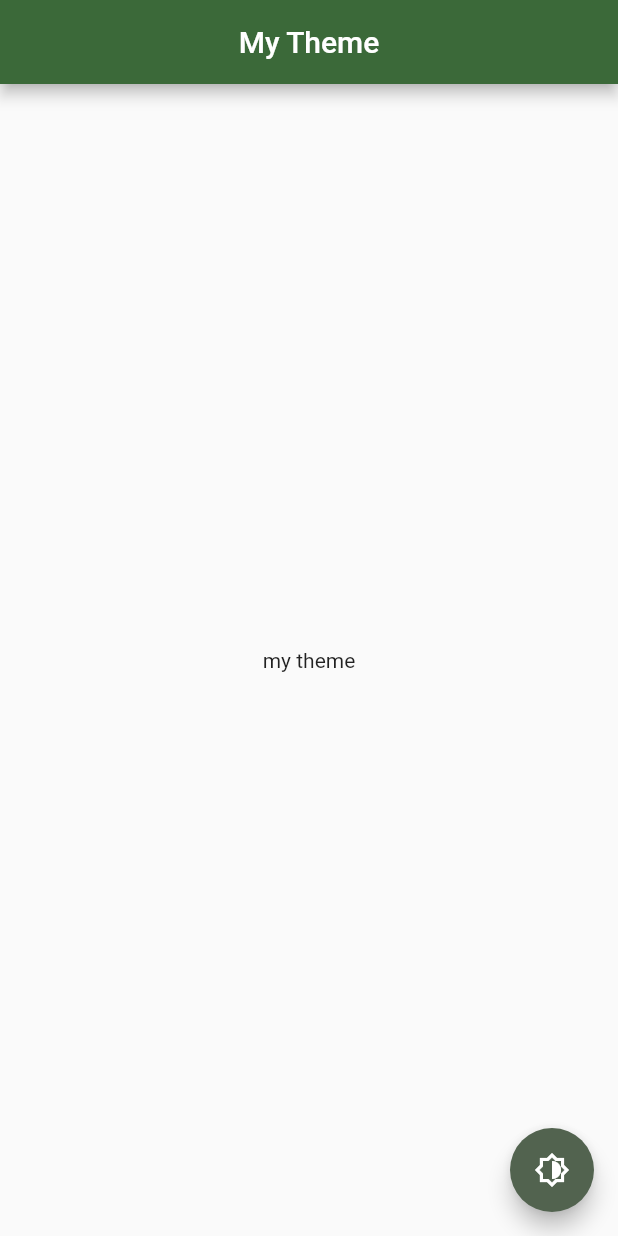
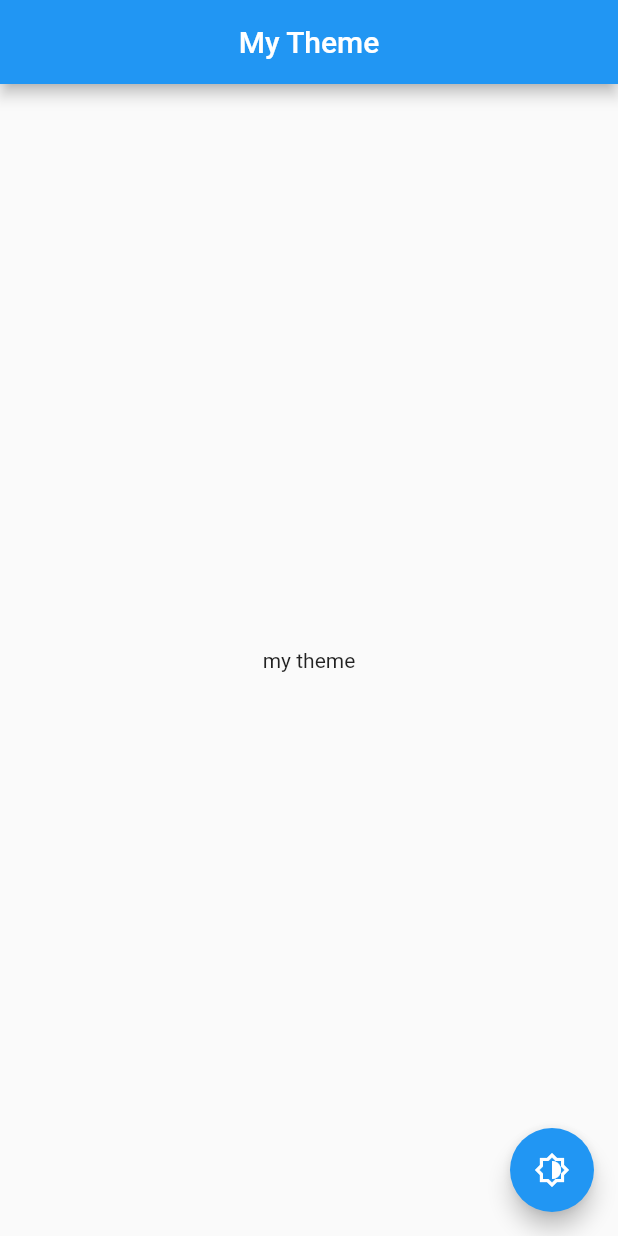
Before and after one commit to codingking02/changetheme_provider, a Flutter app: the screen it shows after launch, after a tap on the "brightness medium" icon, on a phone screen of 412 x 824 dp. Run offline on Flutter 3.47's test engine with Material 2 defaults, Android fonts, the phone set to English and light mode, and no system bars.

Commit message:
changes in themeprovider

```diff
--- a/lib/provider/themeprovider.dart
+++ b/lib/provider/themeprovider.dart
@@ -4,8 +4,8 @@ class ThemeProvider extends ChangeNotifier {
   ThemeData? _mytheme;
   ThemeData? get mytheme => _mytheme;
 
-  void settheme(ThemeData myth) {
-    _mytheme = myth;
+  void settheme(ThemeData lighttheme, ThemeData darktheme) {
+    _mytheme == lighttheme ? _mytheme = darktheme : _mytheme = lighttheme;
     notifyListeners();
   }
 }
--- a/lib/screens/changethemescree.dart
+++ b/lib/screens/changethemescree.dart
@@ -7,11 +7,8 @@ class ChangeTheme extends StatelessWidget {
 
   @override
   Widget build(BuildContext context) {
-    ThemeData myth = ThemeData(
-      colorScheme: ColorScheme.fromSeed(
-        seedColor: Colors.green,
-      ),
-    );
+    ThemeData lighttheme = ThemeData(brightness: Brightness.light);
+    ThemeData darktheme = ThemeData(brightness: Brightness.dark);
 
     return Scaffold(
       appBar: AppBar(
@@ -30,7 +27,7 @@ class ChangeTheme extends StatelessWidget {
       ),
       floatingActionButton: FloatingActionButton(
         onPressed: () {
-          context.read<ThemeProvider>().settheme(myth);
+          context.read<ThemeProvider>().settheme(lighttheme, darktheme);
         },
         child: Icon(Icons.brightness_medium_outlined),
       ),
```
